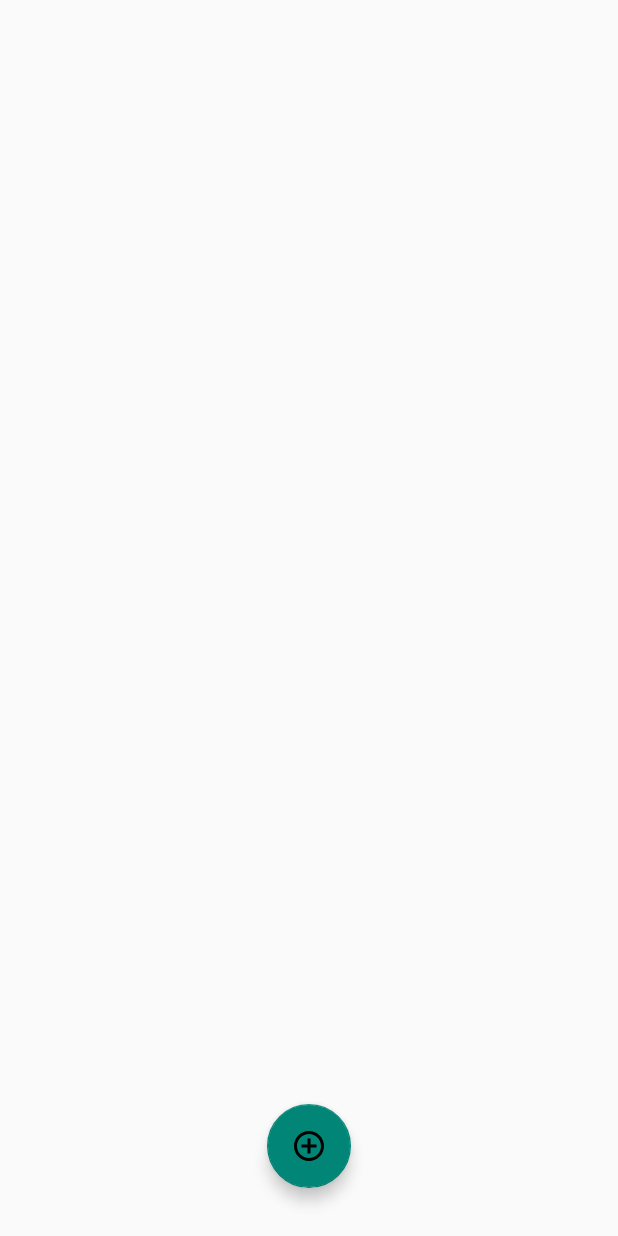
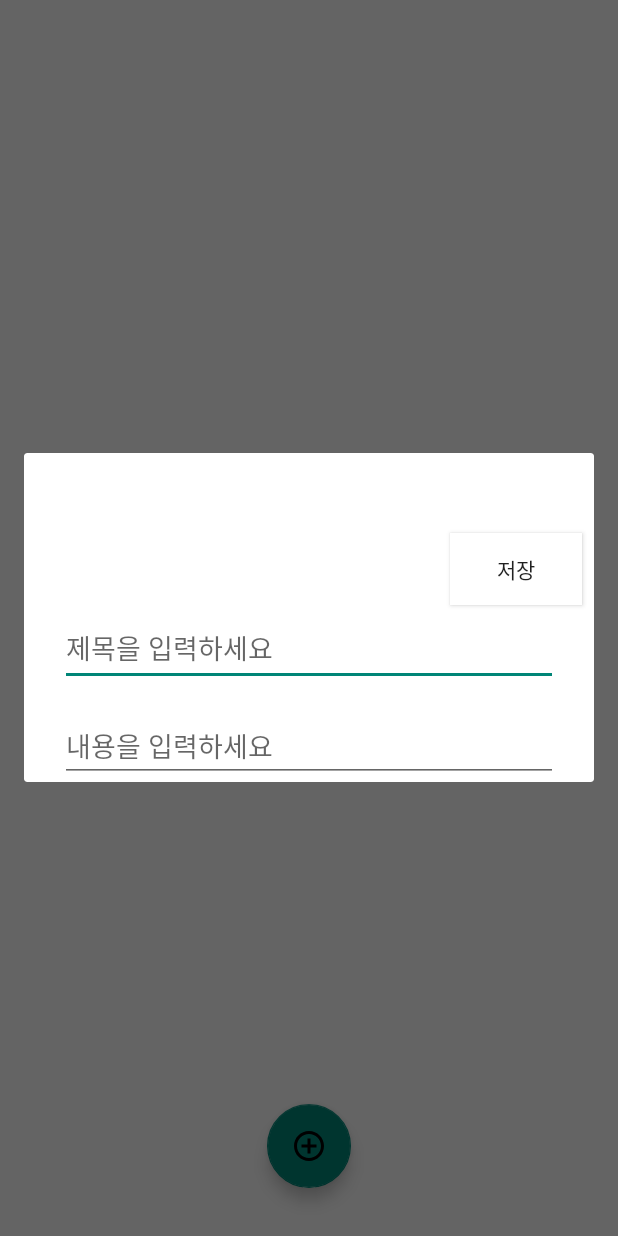
Before and after one commit to yeshforest/memoAndroid, an Android app: the screen it shows after launch (MainActivity), after a tap on an icon or button, on a phone screen of 412 x 824 dp. Run offline under Robolectric (Android 15) with nearby library versions, the phone set to English and light mode, and no system bars; our stand-ins replace Room's generated code.

Commit message:
[feat] add item, getAllItem기능 추가

```diff
--- a/app/src/main/java/com/example/todolist/MainActivity.kt
+++ b/app/src/main/java/com/example/todolist/MainActivity.kt
@@ -4,9 +4,16 @@ import android.app.Dialog
 import androidx.appcompat.app.AppCompatActivity
 import android.os.Bundle
 import android.util.Log
+import android.view.ViewGroup
 import android.widget.Button
 import android.widget.EditText
+import android.widget.Toast
+import androidx.recyclerview.widget.RecyclerView
 import com.example.todolist.databinding.ActivityMainBinding
+import com.example.todolist.databinding.DialogEditBinding
+import kotlinx.coroutines.CoroutineScope
+import kotlinx.coroutines.Dispatchers
+import kotlinx.coroutines.launch
 import kotlinx.coroutines.runBlocking
 import java.text.SimpleDateFormat
 import java.util.*
@@ -16,56 +23,80 @@ class MainActivity : AppCompatActivity() {
     private lateinit var binding:ActivityMainBinding
     private lateinit var memoItems:ArrayList<Memo>
     private lateinit var myDao:MemoDao
+    private var madapter:CustomAdapter?=null
+
+
+    private fun loadRecentDB() {
+        CoroutineScope(Dispatchers.IO).launch {
+            memoItems = myDao.getAllMemos() as ArrayList<Memo>
+            if (madapter == null) {
+                madapter= CustomAdapter(memoItems,this@MainActivity)
+                binding.rvTodo.setHasFixedSize(true)
+                binding.rvTodo.adapter = madapter
+            }
+        }
+
+
+
+    }
     private fun setInit(){
+        var dialogbinding= DialogEditBinding.inflate(layoutInflater)
+        myDao=MyDatabase.getDatabase(this).getMemoDao()
         memoItems= ArrayList<Memo>()
+
+        loadRecentDB()
+
         binding.btnWrite.setOnClickListener {
 
+
             //팝업창 띄우기
-            var dialog: Dialog = Dialog(applicationContext,android.R.style.Theme_Material_Light_Dialog)
-            dialog.setContentView(R.layout.dialog_edit)
-            var et_title:EditText=dialog.findViewById(R.id.et_title)
-            var et_content:EditText=dialog.findViewById(R.id.et_content)
-            var btn_save:Button=dialog.findViewById(R.id.btn_save)
-            btn_save.setOnClickListener{
+            var dialog: Dialog = Dialog(this,android.R.style.Theme_Material_Light_Dialog)
+            dialog.setContentView(dialogbinding.root)
+            dialog.setCancelable(false)
+            var dialogParentView: ViewGroup =dialogbinding.root.parent as ViewGroup
+
+
+            dialogbinding.btnSave.setOnClickListener{
+
+                var et_title=dialogbinding.etTitle.text.toString()
+                var et_content=dialogbinding.etContent.text.toString()
+                var currentTime=SimpleDateFormat("yyyy-MM-dd HH:mm:ss").format(Date())
+
+
+
+
                 //Insert Database
-                var currentTime:String=SimpleDateFormat("yyyy-MM-dd HH:mm:ss").format(Date())
-                runBlocking {
-                    myDao.insertMemo(Memo(null,currentTime,et_title.getText().toString(),et_content.getText().toString()))
+                CoroutineScope(Dispatchers.IO).launch {
+                    myDao.insertMemo(Memo(null,currentTime,et_title,et_content,null))
+
+                    //Insert UI
+                    var item:Memo=Memo(null,currentTime,et_title,et_content,null)
+                    madapter!!.addItem(item)
 
                 }
+                binding.rvTodo.smoothScrollToPosition(0)
+                dialogbinding.etTitle.setText("")
+                dialogbinding.etContent.setText("")
+                dialog.dismiss()
+                dialogParentView.removeView(dialogbinding.root)
+                Toast.makeText(applicationContext,"추가 완료!",Toast.LENGTH_SHORT).show()
 
-                //Insert UI
             }
-
+        dialog.show()
         }
     }
     override fun onCreate(savedInstanceState: Bundle?) {
         super.onCreate(savedInstanceState)
         binding=ActivityMainBinding.inflate(layoutInflater)
+
         setContentView(binding.root)
 
         setInit()
-        myDao=MyDatabase.getDatabase(this).getMemoDao()
-        runBlocking {
-            myDao.insertMemo(Memo(1,"today","김밥","맛있다. 두개먹자."))
-            myDao.insertMemo(Memo(2,"tomorrow","아몰라","잠이나 잘까"))
+
+
 
         }
-        val allMemos=myDao.getAllMemos()
-        allMemos.observe(this){
-            val str=StringBuilder().apply{
-                for((id,title,content) in it){
-                    append(id)
-                    append("-")
-                    append(title)
-                    append("\n")
-                    append(content)
-                    append("\n")
-                }
-            }.toString()
-            Log.d("result",str)
-        }
 
-    }
+
 
 }
--- a/app/src/main/java/com/example/todolist/Memo.kt
+++ b/app/src/main/java/com/example/todolist/Memo.kt
@@ -7,7 +7,8 @@ import androidx.room.PrimaryKey
 @Entity(tableName="memo_table")
 data class Memo (
     @PrimaryKey @ColumnInfo(name="memo_id") val id:Int?,
-    val writeDate:String,
-    val title:String,
-    val content:String
+    var writeDate:String,
+    var title:String,
+    var content:String,
+    var beforeTime:String?
         )
--- a/app/src/main/java/com/example/todolist/MemoDao.kt
+++ b/app/src/main/java/com/example/todolist/MemoDao.kt
@@ -10,10 +10,11 @@ interface MemoDao {
 
     @Query("SELECT * FROM memo_table ORDER BY writeDate DESC")
     fun getAllMemos():
-            LiveData<List<Memo>>
+            List<Memo>
 
     @Query("SELECT * FROM memo_table WHERE title= :searchTitle")
     suspend fun getMemoByTitle(searchTitle:String):List<Memo>
+
 
     @Delete
     suspend fun deleteMemo(memo:Memo)
--- a/app/src/main/res/layout/activity_main.xml
+++ b/app/src/main/res/layout/activity_main.xml
@@ -26,10 +26,12 @@
         android:layout_marginStart="16dp"
         android:layout_marginTop="16dp"
         android:layout_marginEnd="16dp"
-        android:layout_marginBottom="16dp"
+        android:layout_marginBottom="100dp"
+        app:layoutManager="androidx.recyclerview.widget.LinearLayoutManager"
         app:layout_constraintBottom_toBottomOf="parent"
         app:layout_constraintEnd_toEndOf="parent"
         app:layout_constraintStart_toStartOf="parent"
-        app:layout_constraintTop_toTopOf="parent" />
+        app:layout_constraintTop_toTopOf="parent"
+        tools:listitem="@layout/item_list" />
 
 </androidx.constraintlayout.widget.ConstraintLayout>
--- a/app/src/main/res/layout/dialog_edit.xml
+++ b/app/src/main/res/layout/dialog_edit.xml
@@ -6,6 +6,7 @@
     android:layout_height="match_parent">
 
     <androidx.constraintlayout.widget.ConstraintLayout
+        android:id="@+id/cl"
         android:layout_width="match_parent"
         android:layout_height="match_parent"
         app:layout_constraintBottom_toBottomOf="parent"
@@ -53,8 +54,8 @@
             android:layout_height="wrap_content"
             android:layout_marginTop="8dp"
             android:layout_marginEnd="8dp"
+            android:background="@color/white"
             android:text="저장"
-            android:background="@color/white"
             app:layout_constraintEnd_toEndOf="parent"
             app:layout_constraintTop_toTopOf="parent" />
     </androidx.constraintlayout.widget.ConstraintLayout>
--- a/app/src/main/res/layout/item_list.xml
+++ b/app/src/main/res/layout/item_list.xml
@@ -3,14 +3,14 @@
     xmlns:app="http://schemas.android.com/apk/res-auto"
     xmlns:tools="http://schemas.android.com/tools"
     android:id="@+id/item"
-    android:layout_width="match_parent"
+    android:layout_width="380dp"
     android:layout_height="wrap_content">
 
     <TextView
         android:id="@+id/tv_title"
         android:layout_width="wrap_content"
         android:layout_height="wrap_content"
-        android:layout_marginStart="16dp"
+        android:layout_marginStart="32dp"
         android:layout_marginTop="8dp"
         android:text="title"
         android:textColor="#000000"
@@ -22,7 +22,7 @@
         android:id="@+id/tv_content"
         android:layout_width="wrap_content"
         android:layout_height="wrap_content"
-        android:layout_marginStart="16dp"
+        android:layout_marginStart="32dp"
         android:layout_marginTop="8dp"
         android:text="content"
         android:textColor="#000000"
```
Also changed, not shown: app/src/main/java/com/example/todolist/CustomAdapter.kt (+117 -15 lines).
